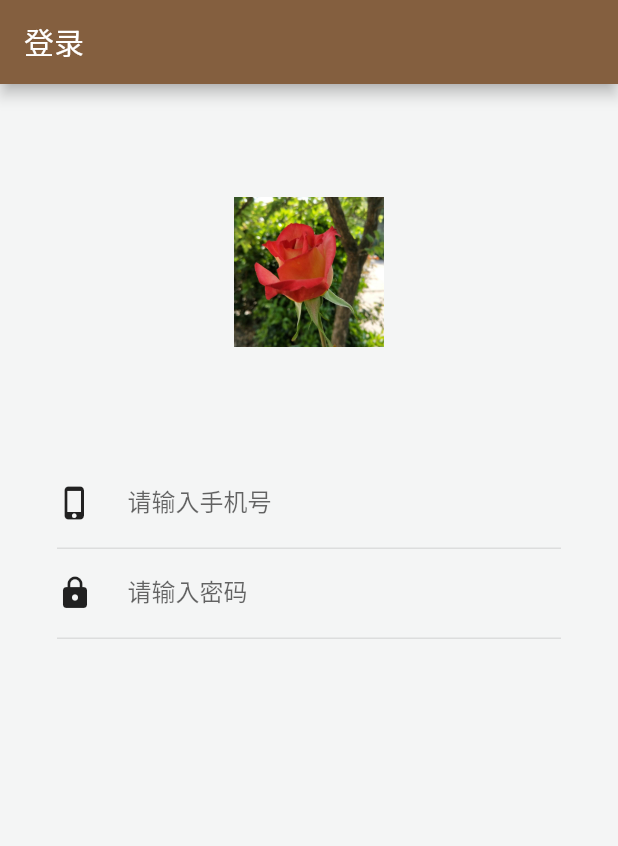
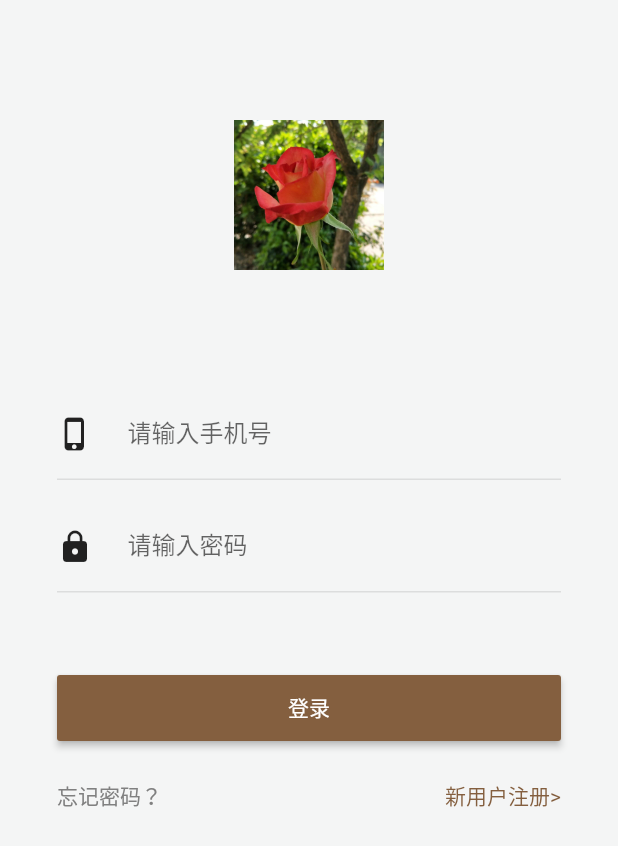
Before and after one commit to lihaitao123321/Flutter-IOT, a Flutter app: the screen it shows after launch, on a phone screen of 412 x 824 dp. Shown: the top 846 px of the screen. Run offline on Flutter 3.47's test engine with Material 2 defaults, Android fonts, the phone set to English and light mode, and no system bars; our stand-ins replace dio, flutter_screenutil; missing offline and left inert: encrypt, pointycastle, provide; statements that could not run were skipped.

Commit message:
登录页面，静态页面完成

```diff
--- a/lib/config/color.dart
+++ b/lib/config/color.dart
@@ -1,6 +1,11 @@
 import 'dart:ui';
 import 'package:flutter/material.dart';
 class KColor {
+  //主要颜色
   static const Color primaryColor =  Color.fromRGBO(132, 95, 63, 1.0);
+  //次要颜色
+  //主要背景色
   static const Color backgroundColor =  Color.fromRGBO(244, 245, 245, 1.0);
+  //禁用灰色
+  static const Color disabledColor =  Color.fromRGBO(128, 128, 128, 1.0);
 }
--- a/lib/pages/logins/login_page.dart
+++ b/lib/pages/logins/login_page.dart
@@ -11,9 +11,9 @@ class _LoginPageState extends State<LoginPage>{
   Widget build(BuildContext context) {
     return Scaffold(
       backgroundColor: KColor.backgroundColor,
-      appBar: new AppBar(
-        title: Text('登录'),
-      ),
+      // appBar: new AppBar(
+      //   title: Text('登录'),
+      // ),
       body: FutureBuilder(
         // future: request('login'),//接口调用
         builder: (context, snapshot){
@@ -33,7 +33,7 @@ class _LoginPageState extends State<LoginPage>{
             child: Column(
               children: <Widget>[
                 Container(
-                  height: 250,
+                  height: 260,
                   child: Center(
                     child: Image(
                       width: 100,
@@ -81,6 +81,7 @@ class _LoginPageState extends State<LoginPage>{
                         ])
                       ),
                       Container(
+                        margin: EdgeInsets.fromLTRB(0, 15, 0, 0),
                         decoration: BoxDecoration(
                             border: Border(
                               bottom: BorderSide(
@@ -112,6 +113,36 @@ class _LoginPageState extends State<LoginPage>{
                           ))
                         ])
                       ),
+                      Container(
+                        width: 400,
+                        height: 44,
+                        margin: EdgeInsets.fromLTRB(0, 55, 0, 0),
+                        child: RaisedButton(
+                          color:KColor.primaryColor,
+                          textColor:Colors.white,
+                          child: Text('登录'),
+                          onPressed:()=>{
+
+                          },
+                        )
+                      ),
+                      Container(
+                        width: 400,
+                        margin: EdgeInsets.fromLTRB(0, 26, 0, 0),
+                        child: Row(
+                          mainAxisAlignment: MainAxisAlignment.spaceBetween,
+                          children: <Widget>[
+                            Text(
+                              '忘记密码？',
+                              style: new TextStyle(color: KColor.disabledColor),
+                            ),
+                            Text(
+                              '新用户注册>',
+                              style: new TextStyle(color: KColor.primaryColor),
+                            )
+                          ],
+                        )
+                      )
                   ]))
                 ),
               ],
```
Also changed, not shown: 1 other file.
